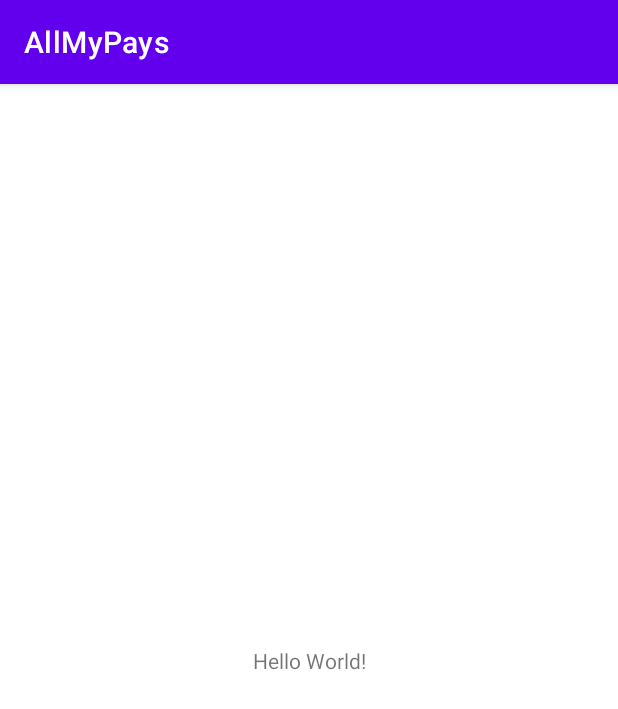
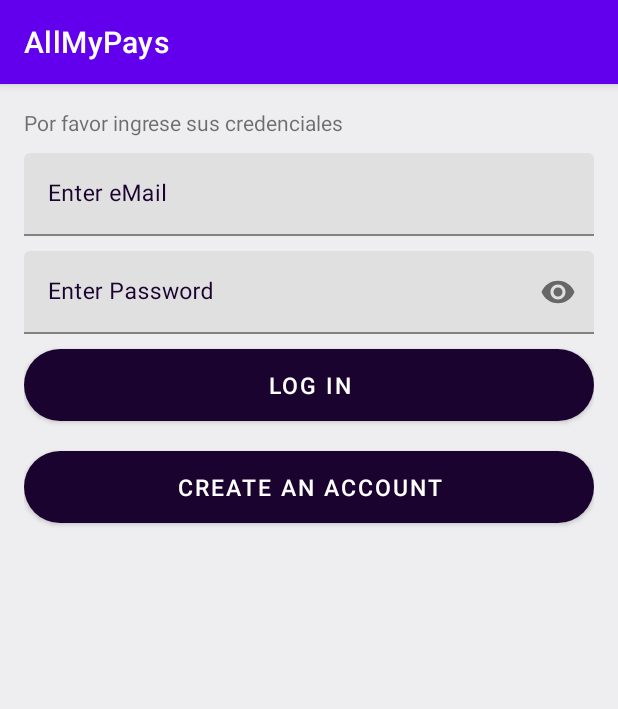
Before and after one commit to BenjaSar/AllMyPays_G4_P49, an Android app: the screen it shows after launch (MainActivity), on a phone screen of 412 x 824 dp. Shown: the top 709 px of the screen. Run offline under Robolectric (Android 15) with nearby library versions, the phone set to English and light mode, and no system bars.

Commit message:
Tercer Commit

```diff
--- a/app/src/main/res/layout/activity_main.xml
+++ b/app/src/main/res/layout/activity_main.xml
@@ -4,15 +4,97 @@
     xmlns:tools="http://schemas.android.com/tools"
     android:layout_width="match_parent"
     android:layout_height="match_parent"
-    tools:context=".MainActivity">
+    tools:context=".Registro">
 
-    <TextView
-        android:layout_width="wrap_content"
-        android:layout_height="wrap_content"
-        android:text="Hello World!"
-        app:layout_constraintBottom_toBottomOf="parent"
-        app:layout_constraintLeft_toLeftOf="parent"
-        app:layout_constraintRight_toRightOf="parent"
-        app:layout_constraintTop_toTopOf="parent" />
+    <LinearLayout
+        android:layout_width="match_parent"
+        android:layout_height="match_parent"
+        android:background="@color/background"
+        android:orientation="vertical"
+        android:padding="16dp">
 
+
+        <TextView
+            android:id="@+id/textView2"
+            android:layout_width="match_parent"
+            android:layout_height="wrap_content"
+            android:text="Por favor ingrese sus credenciales" />
+
+        <com.google.android.material.textfield.TextInputLayout
+            android:id="@+id/name"
+            android:layout_width="match_parent"
+            android:layout_height="wrap_content"
+            android:focusable="true"
+            android:focusableInTouchMode="true"
+            android:textColorHint="@color/colorAccent"/>
+
+        <com.google.android.material.textfield.TextInputLayout
+            android:id="@+id/userName"
+            android:layout_width="match_parent"
+            android:layout_height="wrap_content"
+            android:layout_marginTop="5dp"
+            android:focusable="true"
+            android:focusableInTouchMode="true"
+            android:textColorHint="@color/colorAccent"/>
+
+        <com.google.android.material.textfield.TextInputLayout
+            android:id="@+id/email"
+            android:layout_width="match_parent"
+            android:layout_height="wrap_content"
+            android:layout_marginTop="5dp"
+            android:focusable="true"
+            android:focusableInTouchMode="true"
+            android:textColorHint="@color/colorAccent">
+
+            <EditText
+                android:layout_width="match_parent"
+                android:layout_height="wrap_content"
+                android:ems="10"
+                android:hint="Enter eMail"
+                android:inputType="text"
+                android:textSize="15sp" />
+        </com.google.android.material.textfield.TextInputLayout>
+
+        <com.google.android.material.textfield.TextInputLayout
+            android:id="@+id/password"
+            android:layout_width="match_parent"
+            android:layout_height="wrap_content"
+            android:layout_marginTop="10dp"
+            android:focusable="true"
+            android:focusableInTouchMode="true"
+            app:passwordToggleEnabled="true"
+            android:textColorHint="@color/colorAccent">
+
+            <EditText
+                android:layout_width="match_parent"
+                android:layout_height="wrap_content"
+                android:ems="10"
+                android:hint="Enter Password"
+                android:inputType="textPassword"
+                android:textSize="15sp" />
+        </com.google.android.material.textfield.TextInputLayout>
+
+        <Button
+            android:id="@+id/register"
+            android:layout_width="match_parent"
+            android:layout_height="wrap_content"
+            android:layout_marginTop="10dp"
+            android:background="@drawable/button_rounded"
+            android:text="Log In"
+            android:textColor="#FFFFFF"
+            android:textSize="15sp"
+            app:backgroundTint="@color/colorAccent" />
+
+        <Button
+            android:id="@+id/showRegister"
+            android:layout_width="match_parent"
+            android:layout_height="wrap_content"
+            android:layout_marginTop="20dp"
+            android:background="@drawable/button_rounded"
+            android:text="Create an Account"
+            android:textColor="#FFFFFF"
+            android:textSize="15sp"
+            app:backgroundTint="@color/colorAccent" />
+
+    </LinearLayout>
 </androidx.constraintlayout.widget.ConstraintLayout>
```
